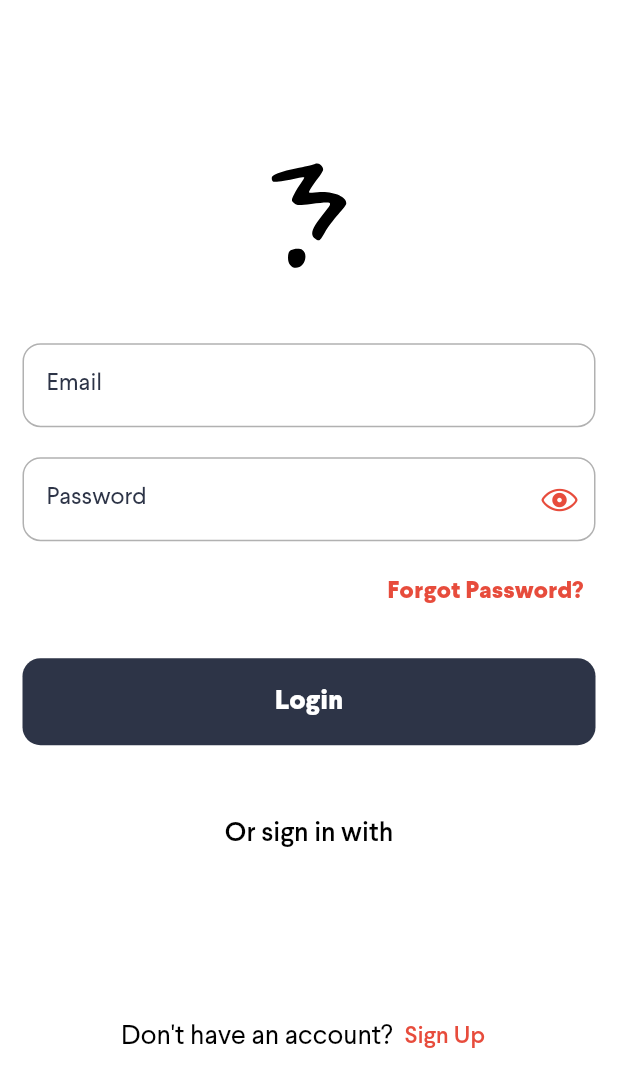
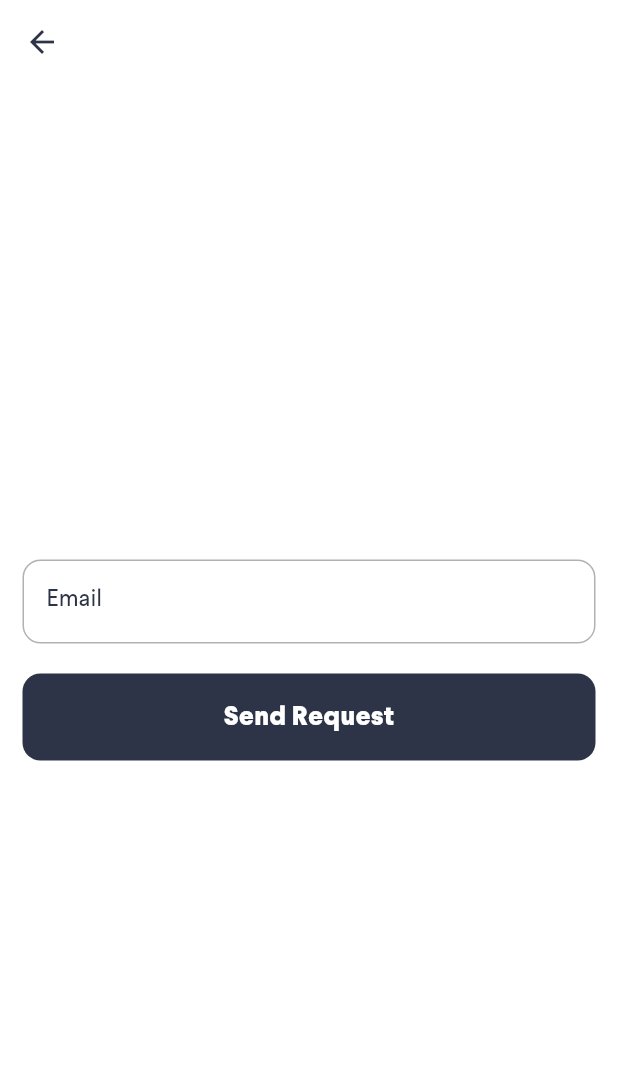
Before and after one commit to faiqkhan480/MUesdMe, a Flutter app: the screen it shows after launch, after a tap on "Forgot Password?", on a phone screen of 412 x 824 dp. Shown: the top 1087 px of the screen. Run offline on Flutter 3.47's test engine with Material 2 defaults, Android fonts, the phone set to English and light mode, and no system bars; our stand-ins replace audioplayers, awesome_notifications, badges, better_player, country_picker, emoji_picker_flutter and 15 more; missing offline and left inert: agora_rtc_engine, agora_rtm, flutter_storage_path, flutter_stripe, imgly_sdk, photo_editor_sdk and 4 more; accounts and stored records are empty; network calls fail.

Commit message:
integrate forgot pass api...

```diff
--- /dev/null
+++ b/lib/screens/auth/forgot_pass_screen.dart
@@ -0,0 +1,204 @@
+import 'package:flutter/cupertino.dart';
+import 'package:flutter/material.dart';
+import 'package:get/get.dart';
+
+import '../../services/auth_service.dart';
+import '../../utils/app_colors.dart';
+import '../../utils/constants.dart';
+import '../../widgets/input_field.dart';
+import '../../widgets/loader.dart';
+
+class ForgotPassScreen extends StatefulWidget {
+  const ForgotPassScreen({Key? key}) : super(key: key);
+
+  @override
+  State<ForgotPassScreen> createState() => _ForgotPassScreenState();
+}
+
+class _ForgotPassScreenState extends State<ForgotPassScreen> {
+  TextEditingController emailController = TextEditingController();
+  TextEditingController codeController = TextEditingController();
+
+  TextEditingController passController = TextEditingController();
+  TextEditingController confirmPassController = TextEditingController();
+
+  final GlobalKey<FormState> _formKey = GlobalKey<FormState>();
+
+  bool loader = false;
+
+  bool showCode = false;
+  bool updateForm = false;
+
+  String buttonText = "Send Request";
+
+  final AuthService _authService = Get.find<AuthService>();
+
+  bool secure = true;
+  bool confirmSecure = true;
+
+  @override
+  Widget build(BuildContext context) {
+    return Scaffold(
+      appBar: AppBar(
+        leading: IconButton(
+            onPressed: () => Get.back(),
+            color: AppColors.secondaryColor,
+            icon: const Icon(Icons.arrow_back)),
+      ),
+
+      body: Center(
+        child: SingleChildScrollView(
+          padding: const EdgeInsets.symmetric(horizontal: 15),
+          child: Form(
+            key: _formKey,
+            child: Column(
+              mainAxisAlignment: MainAxisAlignment.center,
+              children: [
+                // EMAIL FIELD
+                InputField(
+                  controller: emailController,
+                  labelText: "Email",
+                  enabled: !showCode,
+                  textAlign: TextAlign.center,
+                  keyboardType: TextInputType.emailAddress,
+                  validator: (String? value) => value!.isEmpty ? "Email is required!" : null,
+                  onSubmit: (_) => FocusScope.of(context).nextFocus(),
+                ),
+                const SizedBox(height: 20,),
+
+                if(showCode && !updateForm)...[
+                  // CODE FIELD
+                  InputField(
+                    controller: codeController,
+                    labelText: "Code",
+                    textAlign: TextAlign.center,
+                    keyboardType: TextInputType.text,
+                    validator: (String? value) => value!.isEmpty ? "Code is required!" : null,
+                    onSubmit: (_) => FocusScope.of(context).nextFocus(),
+                  ),
+                  const SizedBox(height: 20,),
+                ],
+
+                if(updateForm)...[
+                  // PASSWORD FIELD
+                  InputField(
+                    controller: passController,
+                    labelText: "Password",
+                    keyboardType: TextInputType.text,
+                    obscureText: secure,
+                    validator: (String? value) => value!.isEmpty ? "Password is required!" : null,
+                    onSubmit: (_) => FocusScope.of(context).nextFocus(),
+                    trailingIcon: IconButton(
+                        onPressed: () => setState(() => secure = !secure),
+                        icon: Icon(secure ? CupertinoIcons.eye : CupertinoIcons.eye_slash, color: AppColors.primaryColor)),
+                  ),
+                  const SizedBox(height: 20,),
+                  // CONFIRM PASSWORD FIELD
+                  InputField(
+                    controller: confirmPassController,
+                    labelText: "Confirm Password",
+                    keyboardType: TextInputType.text,
+                    obscureText: confirmSecure,
+                    validator: (String? value) => value!.isEmpty ? "Confirm Password is required!" : value != passController.text ? "Confirm password is not matched!" : null,
+                    onSubmit: (_) => FocusScope.of(context).nextFocus(),
+                    trailingIcon: IconButton(
+                        onPressed: () => setState(() => confirmSecure = !confirmSecure),
+                        icon: Icon(confirmSecure ? CupertinoIcons.eye : CupertinoIcons.eye_slash, color: AppColors.primaryColor)),
+                  ),
+                  const SizedBox(height: 20,),
+                ],
+
+                // SUBMIT BUTTON
+                if(loader)
+                  const SizedBox(
+                      height: 55,
+                      child: Loader())
+                else
+                  SizedBox(
+                    width: double.infinity,
+                    child: TextButton(
+                      onPressed: _handleSubmit,
+                      style: TextButton.styleFrom(
+                          backgroundColor: AppColors.secondaryColor,
+                          foregroundColor: Colors.white,
+                          shape: RoundedRectangleBorder(
+                              borderRadius: BorderRadius.circular(12)
+                          ),
+                          padding: const EdgeInsets.symmetric(horizontal: 15, vertical: 20),
+                          textStyle: const TextStyle(fontSize: 18, fontFamily: Constants.fontFamily, fontWeight: FontWeight.w800)
+                      ),
+                      child: Text(buttonText),
+                    ),
+                  ),
+              ],
+            ),
+          ),
+        ),
+      ),
+    );
+  }
+
+  _handleSubmit() {
+    if(!loader && _formKey.currentState!.validate()) {
+      if(!showCode) {
+        _sndForgotRequest();
+      }
+      else if(showCode && !updateForm){
+        _verifyCode();
+      }
+      else if(updateForm) {
+        _updatePass();
+      }
+    }
+  }
+
+  // SEND FORGOT PASS REQUEST
+  _sndForgotRequest() async {
+    try {
+      setState(() => loader = true);
+      bool res = await _authService.forgotPass(emailController.text);
+      if(res) {
+        setState(() {
+          buttonText = "Submit";
+          showCode = true;
+        });
+      }
+      setState(() => loader = false);
+    }
+    catch(e) {
+      debugPrint("$e");
+      setState(() => loader = false);
+    }
+  }
+
+  // VERIFY CODE RECEIVED FORM SERVER
+  _verifyCode() async {
+    try {
+      setState(() => loader = true);
+      bool res = await _authService.verifyPassCode(emailController.text, codeController.text);
+      if(res) {
+        setState(() => updateForm = true);
+      }
+      setState(() => loader = false);
+    }
+    catch(e) {
+      debugPrint("$e");
+      setState(() => loader = false);
+    }
+  }
+
+  _updatePass() async {
+    try {
+      setState(() => loader = true);
+      bool res = await _authService.updatePassword(emailController.text, passController.text);
+      if(res) {
+        setState(() => updateForm = true);
+      }
+      setState(() => loader = false);
+    }
+    catch(e) {
+      debugPrint("$e");
+      setState(() => loader = false);
+    }
+  }
+}
--- a/lib/screens/auth/login_screen.dart
+++ b/lib/screens/auth/login_screen.dart
@@ -13,6 +13,7 @@ import '../../utils/assets.dart';
 import '../../utils/constants.dart';
 import '../../widgets/input_field.dart';
 import '../../widgets/text_widget.dart';
+import 'forgot_pass_screen.dart';
 
 class LoginScreen extends StatefulWidget {
   const LoginScreen({Key? key}) : super(key: key);
@@ -81,7 +82,7 @@ class _LoginScreenState extends State<LoginScreen> {
                   Align(
                     alignment: Alignment.centerRight,
                     child: TextButton(
-                      onPressed: () => null,
+                      onPressed: () => Get.to(const ForgotPassScreen()),
                       style: TextButton.styleFrom(
                         foregroundColor: AppColors.primaryColor,
                         textStyle: const TextStyle(
--- a/lib/utils/constants.dart
+++ b/lib/utils/constants.dart
@@ -13,6 +13,9 @@ class Constants {
   static const String UPDATE_USER = "$BASE_URL/api/Users/UpdateUser";
   static const String GET_RTM = "$BASE_URL/api/Agora/GetRTMToken";
   static const String GET_RTC = "$BASE_URL/api/Agora/GetRTCToken";
+  static const String FORGOT_PASSWORD = "$BASE_URL/api/Users/ForgotPassword";
+  static const String VERIFY_PASSWORD = "$BASE_URL/api/Users/VerifyForgotPassword";
+  static const String UPDATE_PASSWORD = "$BASE_URL/api/Users/UpdatePassword";
 
 
   // POSTS
```
Also changed, not shown: lib/services/auth_service.dart (+95 -0 lines).
